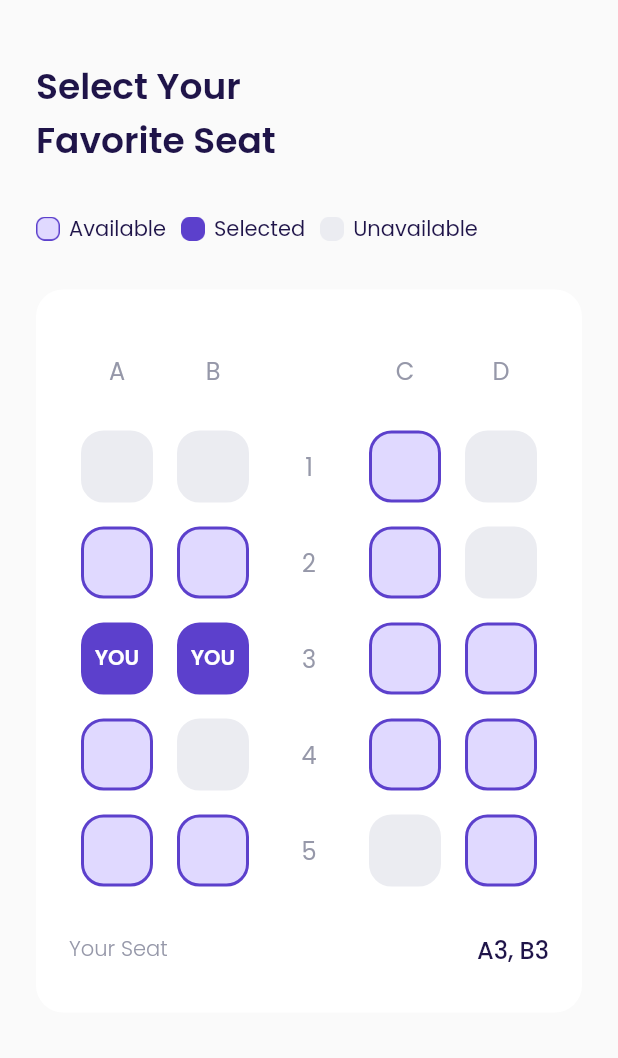
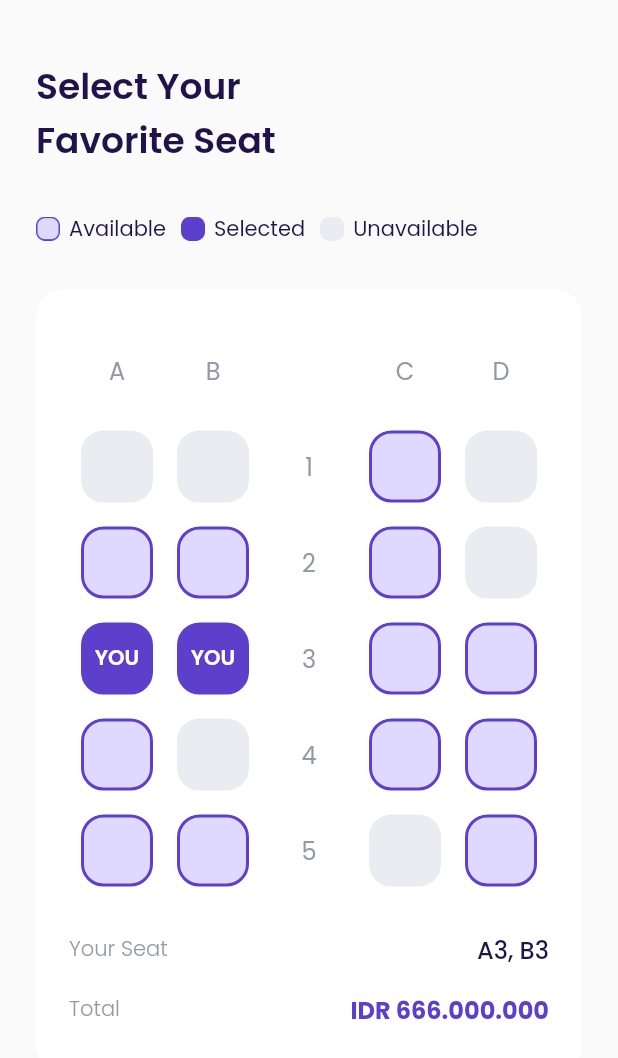
Before and after one commit to Nemuru-san/airplane_projek, a Flutter app: the chooseSeatPage screen opened directly, on a phone screen of 412 x 824 dp. Shown: the top 1058 px of the screen. Run offline on Flutter 3.47's test engine with Material 2 defaults, Android fonts, the phone set to English and light mode, and no system bars; our stand-ins replace google_fonts.

```diff
--- a/lib/ui/pages/chooseSeatPage.dart
+++ b/lib/ui/pages/chooseSeatPage.dart
@@ -365,7 +365,27 @@ class chooseSeatPage extends StatelessWidget {
             ),
 
             // your price
-            Container()
+            Container(
+              margin: EdgeInsets.only(top: 16),
+              child: Row(
+                mainAxisAlignment: MainAxisAlignment.spaceBetween,
+                children: [
+                  Text(
+                    'Total',
+                    style: greyTextStyle.copyWith(
+                      fontWeight: light,
+                    ),
+                  ),
+                  Text(
+                    'IDR 666.000.000',
+                    style: primaryTextStyle.copyWith(
+                      fontSize: 16,
+                      fontWeight: bold,
+                    ),
+                  ),
+                ],
+              ),
+            )
           ],
         ),
       );
```
